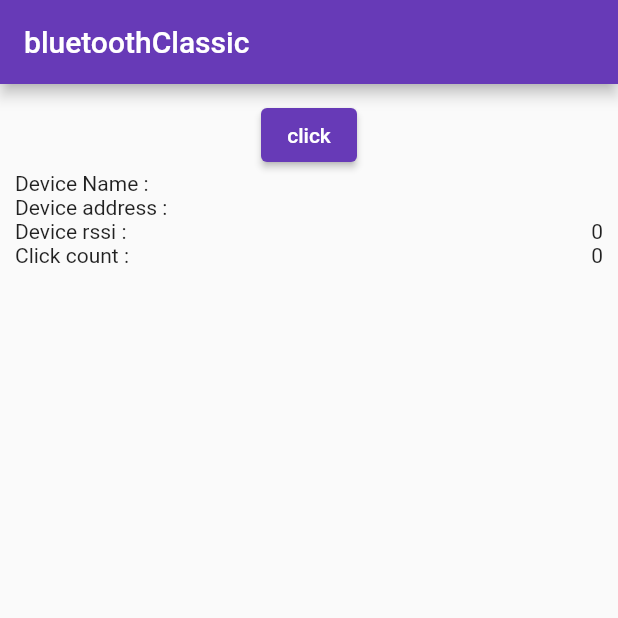
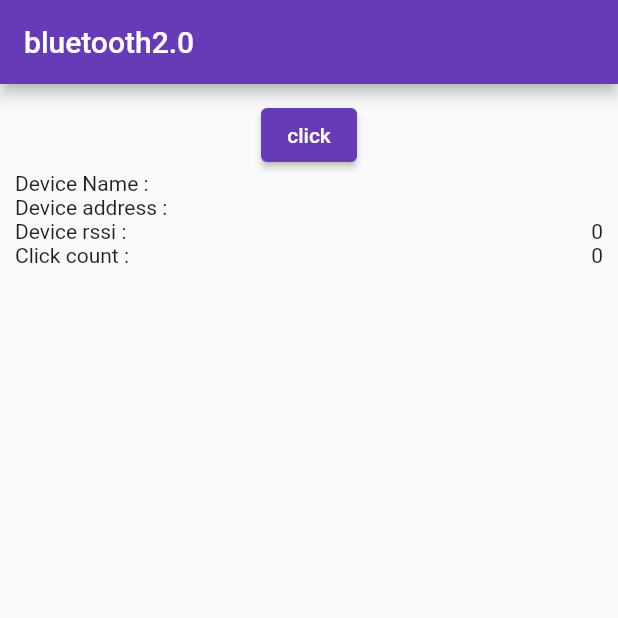
Before and after one commit to AmalrajPV/bluetooth, a Flutter app: the screen it shows after launch, on a phone screen of 412 x 824 dp, the top half of it. Run offline on Flutter 3.47's test engine with Material 2 defaults, Android fonts, the phone set to English and light mode, and no system bars; our stand-ins replace flutter_bluetooth_serial.

Commit message:
changed app title

```diff
--- a/lib/main.dart
+++ b/lib/main.dart
@@ -14,7 +14,7 @@ class MyApp extends StatelessWidget {
       theme: ThemeData(
         primarySwatch: Colors.deepPurple,
       ),
-      home: const Home(tittle: "bluetoothClassic",),
+      home: const Home(tittle: "bluetooth2.0",),
     );
   }
 }
```
